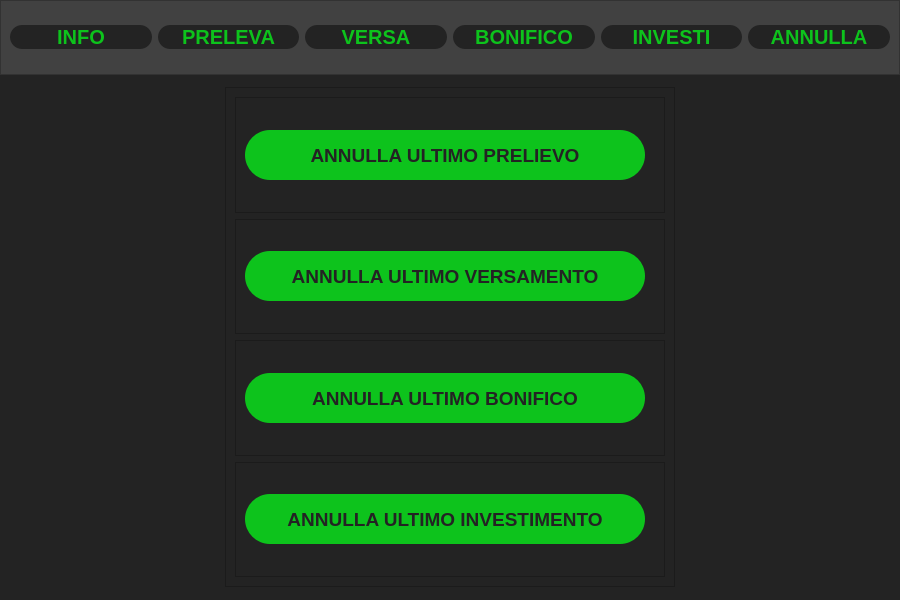
First picture: the form in mainwindow.ui, repository fbizza/conto-corrente, before the edit.
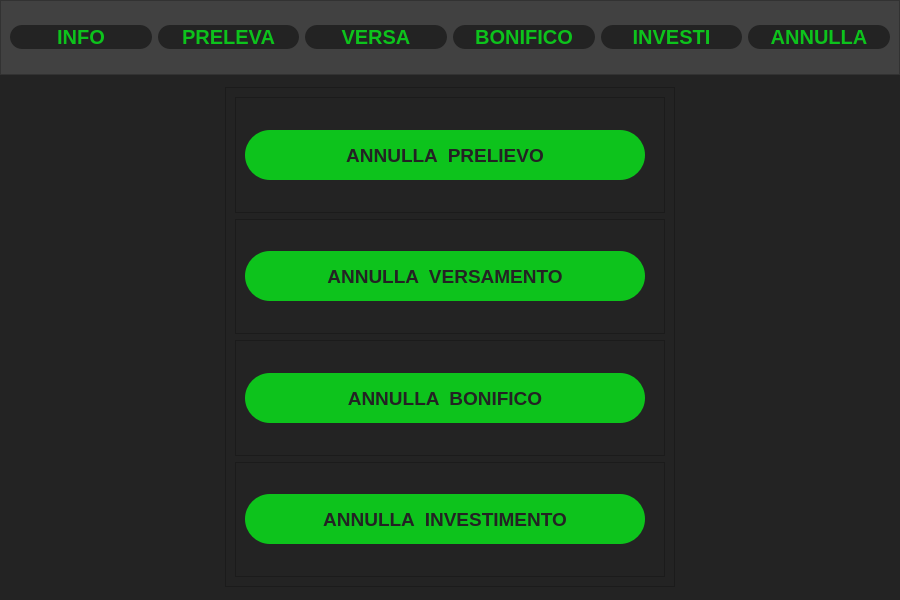
Second picture: the form after the edit.

Commit message: Aggiunta eccezioni per operazioni di annullamento

```diff
--- a/mainwindow.ui
+++ b/mainwindow.ui
@@ -2374,7 +2374,7 @@
 </string>
                 </property>
                 <property name="text">
-                 <string>ANNULLA ULTIMO PRELIEVO</string>
+                 <string>ANNULLA  PRELIEVO</string>
                 </property>
                </widget>
               </item>
@@ -2422,7 +2422,7 @@
 </string>
                 </property>
                 <property name="text">
-                 <string>ANNULLA ULTIMO VERSAMENTO</string>
+                 <string>ANNULLA  VERSAMENTO</string>
                 </property>
                </widget>
               </item>
@@ -2470,7 +2470,7 @@
 </string>
                 </property>
                 <property name="text">
-                 <string>ANNULLA ULTIMO BONIFICO</string>
+                 <string>ANNULLA  BONIFICO</string>
                 </property>
                </widget>
               </item>
@@ -2518,7 +2518,7 @@
 </string>
                 </property>
                 <property name="text">
-                 <string>ANNULLA ULTIMO INVESTIMENTO</string>
+                 <string>ANNULLA  INVESTIMENTO</string>
                 </property>
                </widget>
               </item>
```
The commit also changes 2 other files.
